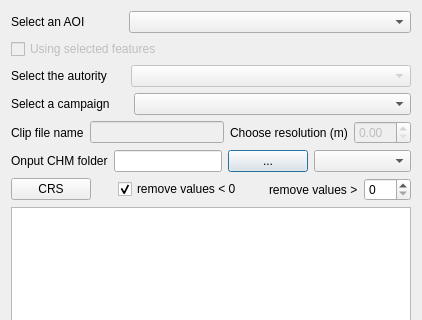
This is chm_from_lidar_dialog_base.ui in gtergeomatica/PLUGIN_CHM_FROM_LIDAR as Qt 5 draws it before an edit; both pictures show x 0 to 422 and y 0 to 320 of the 422 by 601 pixel window. The edited form follows.
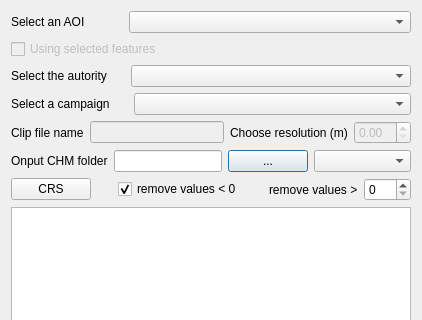
This is the edited form. Custom widgets are drawn as their Qt base class.

Commit message: added ente box and group layer

```diff
--- a/chm_from_lidar_dialog_base.ui
+++ b/chm_from_lidar_dialog_base.ui
@@ -115,7 +115,7 @@
        <item>
         <widget class="QComboBox" name="comboEnteBox">
          <property name="enabled">
-          <bool>false</bool>
+          <bool>true</bool>
          </property>
          <property name="sizePolicy">
           <sizepolicy hsizetype="Expanding" vsizetype="Fixed">
```
The commit also changes 1 other file.
